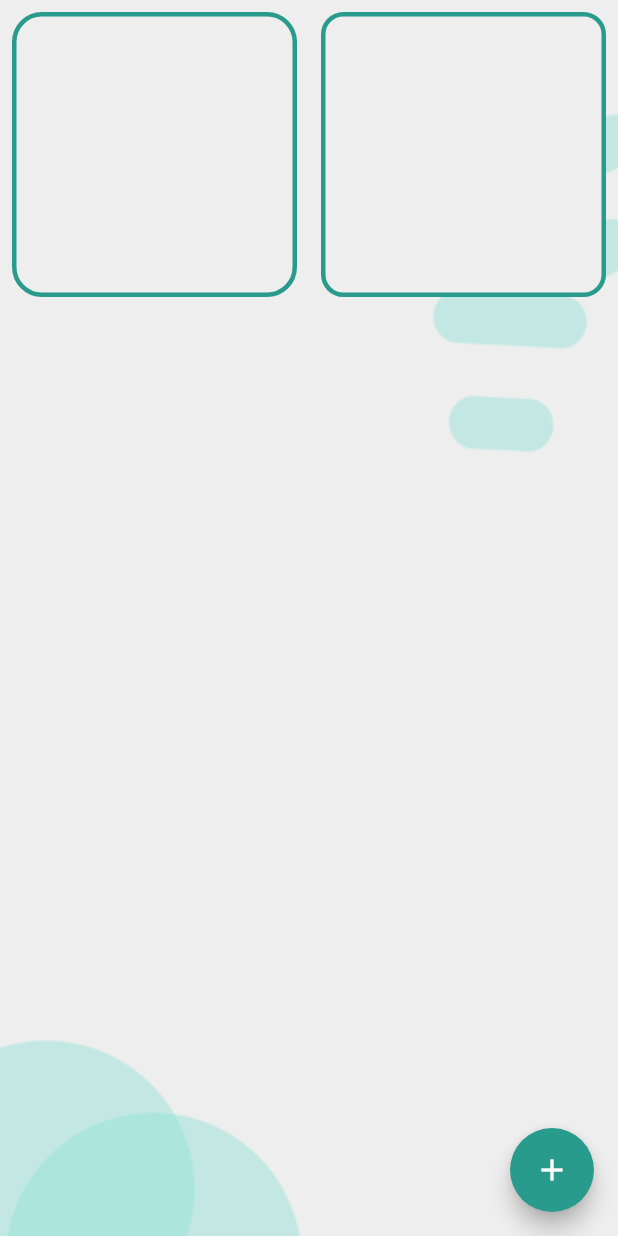
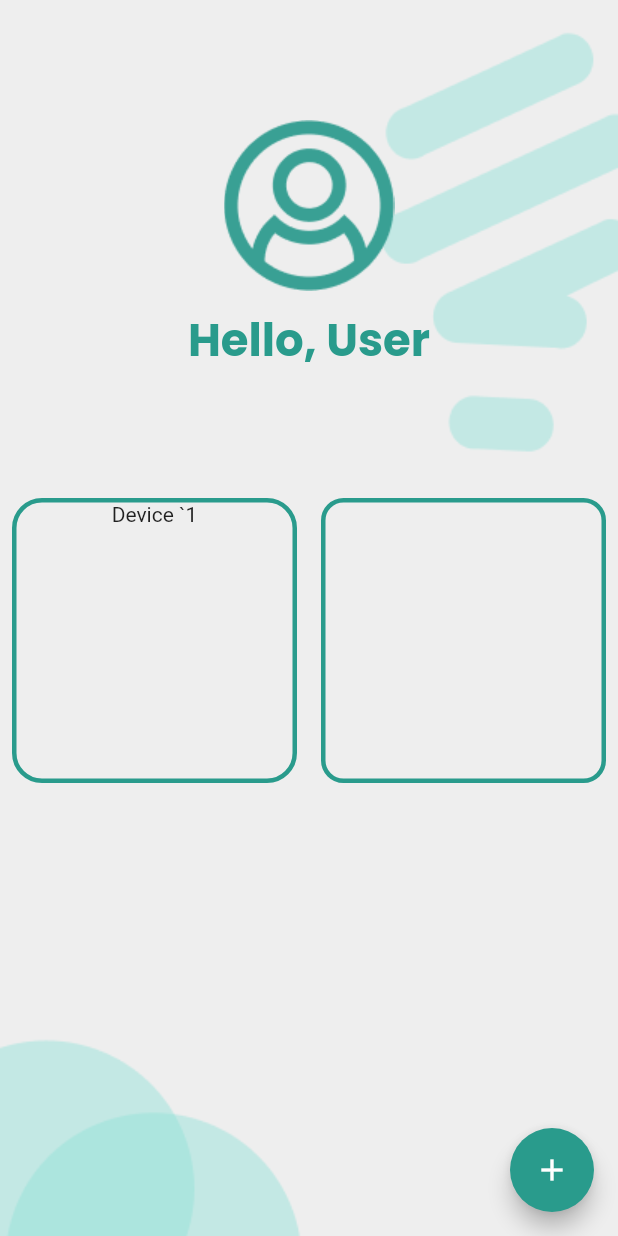
Before and after one commit to anneliszt/switch, a Flutter app: the Grid screen opened directly, after a tap on the "add" icon, on a phone screen of 412 x 824 dp. Run offline on Flutter 3.47's test engine with Material 2 defaults, Android fonts, the phone set to English and light mode, and no system bars.

Commit message:
Update homepage

```diff
--- a/app/lib/homepage.dart
+++ b/app/lib/homepage.dart
@@ -2,6 +2,25 @@ import 'package:app/login.dart';
 import 'package:app/main.dart';
 import 'package:flutter/material.dart';
 import 'package:app/homepage.dart';
+
+List<Widget> gridChild = [
+  Container(
+    child: Column(children: [
+      Text('Device `1'),
+    ]),
+    margin: EdgeInsets.all(8),
+    decoration: BoxDecoration(
+      color: Color.fromARGB(255, 238, 238, 238), // Change the background color
+      border: Border.all(
+        width: 3,
+        color: mainColor, // Change the border color
+      ),
+      borderRadius: BorderRadius.circular(20),
+    ),
+  ),
+];
+
+int gridCount = 0;
 
 class HomePage extends StatefulWidget {
   const HomePage({super.key});
@@ -79,12 +98,15 @@ class _HomePageState extends State<HomePage> {
               ),
               // make elevated button
               ElevatedButton(
-                onPressed: () {
-                  Navigator.push(
+                onPressed: () => Navigator.push(
                   context,
-                    MaterialPageRoute(builder: (context) => Grid()),
-                  );
-                },
+                  PageRouteBuilder(
+                    pageBuilder: (context, animation, secondaryAnimation) =>
+                        Grid(),
+                    transitionDuration: Duration(seconds: 0),
+                    reverseTransitionDuration: Duration(seconds: 0),
+                  ),
+                ),
                 style: ElevatedButton.styleFrom(
                   primary: Color.fromARGB(255, 238, 238, 238),
                   padding:
@@ -117,22 +139,6 @@ class _HomePageState extends State<HomePage> {
   }
 }
 
-List<Widget> gridChild = [
-  Container(
-    margin: EdgeInsets.all(8.0),
-    width: 30.0,
-    height: 50.0,
-    decoration: BoxDecoration(
-      color: Color.fromARGB(255, 238, 238, 238), // Change the background color
-      border: Border.all(
-        width: 3,
-        color: mainColor, // Change the border color
-      ),
-      borderRadius: BorderRadius.circular(20),
-    ),
-  ),
-];
-
 class Grid extends StatefulWidget {
   @override
   _GridState createState() => _GridState();
@@ -143,19 +149,19 @@ class _GridState extends State<Grid> {
   Widget build(BuildContext context) {
     return Container(
       child: Scaffold(
-        floatingActionButton: FloatingActionButton(
+        floatingActionButton: gridCount < 3
+            ? FloatingActionButton(
                 backgroundColor: mainColor,
                 child: Icon(Icons.add),
                 onPressed: () {
+                  if (gridCount < 3) {
                     setState(() {
                       gridChild.add(
                         Container(
-                  margin: EdgeInsets.all(8.0),
-                  width: 30.0,
-                  height: 50.0,
+                          margin: EdgeInsets.all(8),
                           decoration: BoxDecoration(
-                    color: Color.fromARGB(
-                        255, 238, 238, 238), // Change the background color
+                            color: Color.fromARGB(255, 238, 238,
+                                238), // Change the background color
                             border: Border.all(
                               width: 3,
                               color: mainColor, // Change the border color
@@ -164,9 +170,12 @@ class _GridState extends State<Grid> {
                           ),
                         ),
                       );
+                      gridCount++; // Increment the grid count
                     });
+                  }
                 },
-        ),
+              )
+            : null,
         body: Container(
           decoration: const BoxDecoration(
             image: DecorationImage(
@@ -174,10 +183,38 @@ class _GridState extends State<Grid> {
               fit: BoxFit.cover,
             ),
           ),
+          child: Column(
+            children: <Widget>[
+              const SizedBox(
+                height: 80,
+              ),
+              const Image(image: AssetImage('assets/images/placeholder.png')),
+              const SizedBox(
+                height: 10,
+              ),
+              Text(
+                'Hello, User',
+                style: TextStyle(
+                  fontSize: 30,
+                  fontFamily: 'Poppins',
+                  fontWeight: FontWeight.bold,
+                  color: mainColor,
+                  decoration: TextDecoration.none,
+                ),
+              ),
+              const SizedBox(
+                height: 75,
+              ),
+              Expanded(
                 child: GridView.count(
                   crossAxisCount: 2,
-            children:
-                List.generate(gridChild.length, (index) => gridChild[index]),
+                  children: List.generate(
+                    gridChild.length,
+                    (index) => gridChild[index],
+                  ),
+                ),
+              ),
+            ],
           ),
         ),
       ),
```
Also changed, not shown: app/lib/login.dart (+23 -10 lines), app/lib/register.dart (+19 -11 lines). Lines whose indentation alone changed are shown as unchanged.
